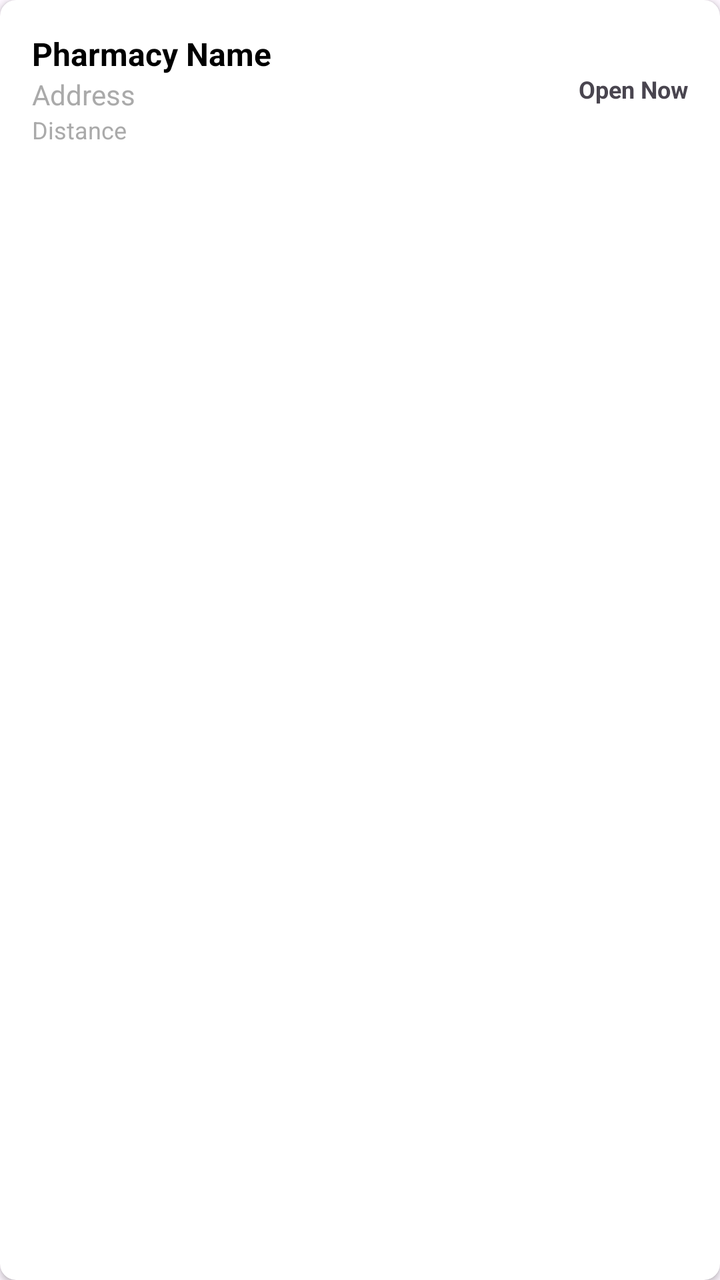
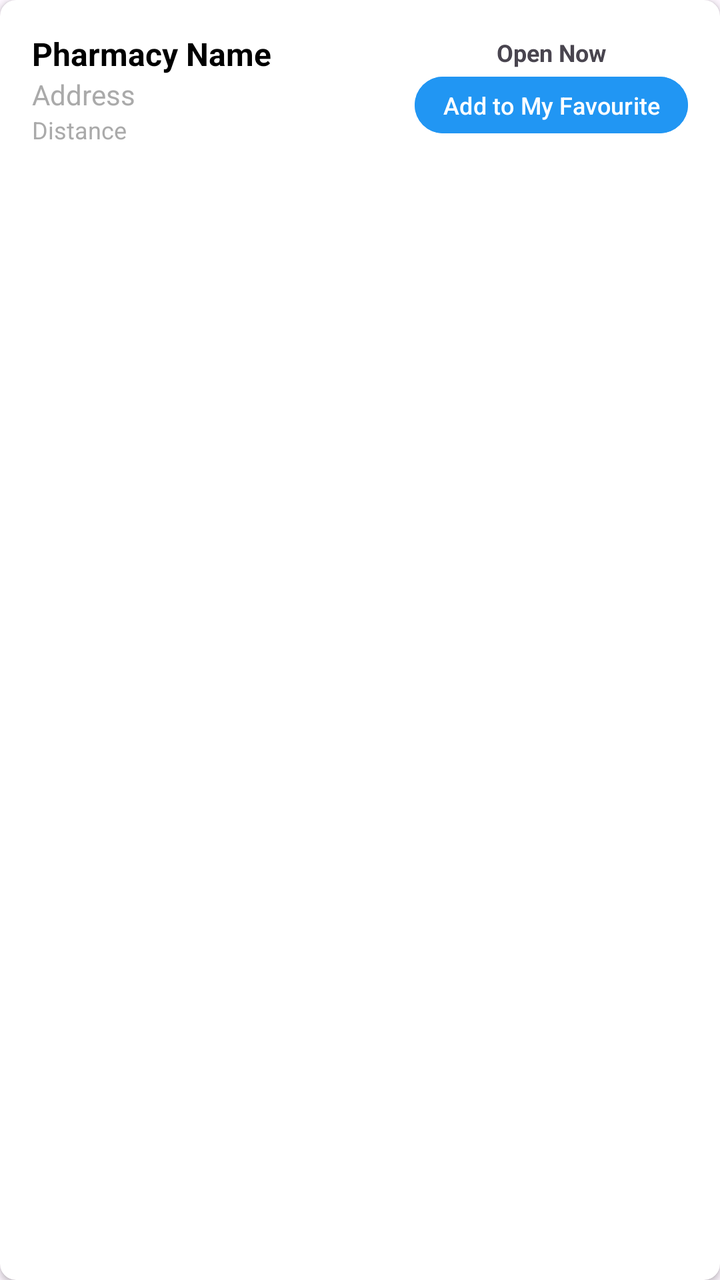

Two renders of the same Android screen: before a commit and after it. Below are the layout's source before the change and the commit's diff.
<!-- AndroidManifest.xml: application theme Theme.MediNear -->
<!-- res/layout/item_pharmacy.xml -->
<?xml version="1.0" encoding="utf-8"?>
<androidx.cardview.widget.CardView xmlns:android="http://schemas.android.com/apk/res/android"
    xmlns:app="http://schemas.android.com/apk/res-auto"
    android:layout_width="match_parent"
    android:layout_height="wrap_content"
    android:layout_marginBottom="8dp"
    app:cardCornerRadius="8dp"
    app:cardElevation="2dp">

    <LinearLayout
        android:layout_width="match_parent"
        android:layout_height="wrap_content"
        android:orientation="vertical"
        android:padding="16dp">

        <LinearLayout
            android:layout_width="match_parent"
            android:layout_height="wrap_content"
            android:orientation="horizontal"
            android:gravity="center_vertical">

            <LinearLayout
                android:layout_width="0dp"
                android:layout_height="wrap_content"
                android:layout_weight="1"
                android:orientation="vertical">

                <TextView
                    android:id="@+id/tvPharmacyName"
                    android:layout_width="match_parent"
                    android:layout_height="wrap_content"
                    android:text="Pharmacy Name"
                    android:textSize="16sp"
                    android:textStyle="bold"
                    android:textColor="@android:color/black" />

                <TextView
                    android:id="@+id/tvPharmacyAddress"
                    android:layout_width="match_parent"
                    android:layout_height="wrap_content"
                    android:text="Address"
                    android:textSize="14sp"
                    android:textColor="@android:color/darker_gray" />

                <TextView
                    android:id="@+id/tvPharmacyDistance"
                    android:layout_width="match_parent"
                    android:layout_height="wrap_content"
                    android:text="Distance"
                    android:textSize="12sp"
                    android:textColor="@android:color/darker_gray" />

            </LinearLayout>

            <LinearLayout
                android:layout_width="wrap_content"
                android:layout_height="wrap_content"
                android:orientation="vertical"
                android:gravity="end">

                <TextView
                    android:id="@+id/tvPharmacyStatus"
                    android:layout_width="wrap_content"
                    android:layout_height="wrap_content"
                    android:text="Open Now"
                    android:textSize="12sp"
                    android:textStyle="bold" />

                <RatingBar
                    android:id="@+id/ratingBar"
                    android:layout_width="wrap_content"
                    android:layout_height="wrap_content"
                    android:numStars="5"
                    android:stepSize="0.5"
                    android:rating="4.0"
                    android:isIndicator="true"
                    android:visibility="gone" />

            </LinearLayout>

        </LinearLayout>

    </LinearLayout>

</androidx.cardview.widget.CardView>
<!-- resources referenced by this layout -->
<resources>
  <style name="Theme.MediNear" parent="Base.Theme.MediNear" />
  <style name="Base.Theme.MediNear" parent="Theme.Material3.DayNight.NoActionBar">
          
          
      </style>
</resources>

<!-- the commit's change to res/layout/item_pharmacy.xml (unified diff, before → after) -->
@@ -16,9 +16,10 @@
         <LinearLayout
             android:layout_width="match_parent"
             android:layout_height="wrap_content"
-            android:orientation="horizontal"
-            android:gravity="center_vertical">
+            android:gravity="center_vertical"
+            android:orientation="horizontal">
 
+            
             <LinearLayout
                 android:layout_width="0dp"
                 android:layout_height="wrap_content"
@@ -30,33 +31,34 @@
                     android:layout_width="match_parent"
                     android:layout_height="wrap_content"
                     android:text="Pharmacy Name"
+                    android:textColor="@android:color/black"
                     android:textSize="16sp"
-                    android:textStyle="bold"
-                    android:textColor="@android:color/black" />
+                    android:textStyle="bold" />
 
                 <TextView
                     android:id="@+id/tvPharmacyAddress"
                     android:layout_width="match_parent"
                     android:layout_height="wrap_content"
                     android:text="Address"
-                    android:textSize="14sp"
-                    android:textColor="@android:color/darker_gray" />
+                    android:textColor="@android:color/darker_gray"
+                    android:textSize="14sp" />
 
                 <TextView
                     android:id="@+id/tvPharmacyDistance"
                     android:layout_width="match_parent"
                     android:layout_height="wrap_content"
                     android:text="Distance"
-                    android:textSize="12sp"
-                    android:textColor="@android:color/darker_gray" />
+                    android:textColor="@android:color/darker_gray"
+                    android:textSize="12sp" />
 
             </LinearLayout>
 
+            
             <LinearLayout
                 android:layout_width="wrap_content"
                 android:layout_height="wrap_content"
-                android:orientation="vertical"
-                android:gravity="end">
+                android:gravity="center_horizontal"
+                android:orientation="vertical">
 
                 <TextView
                     android:id="@+id/tvPharmacyStatus"
@@ -70,10 +72,36 @@
                     android:id="@+id/ratingBar"
                     android:layout_width="wrap_content"
                     android:layout_height="wrap_content"
+                    android:isIndicator="true"
                     android:numStars="5"
+                    android:rating="4.0"
                     android:stepSize="0.5"
-                    android:rating="4.0"
-                    android:isIndicator="true"
+                    android:visibility="gone" />
+
+                <Button
+                    android:id="@+id/btnFavouriteAction"
+                    android:layout_width="wrap_content"
+                    android:layout_height="wrap_content"
+                    android:text="Add to My Favourite"
+                    android:textAllCaps="false"
+                    android:textSize="12sp"
+                    android:minWidth="0dp"
+                    android:minHeight="0dp"
+                    android:paddingStart="14dp"
+                    android:paddingEnd="14dp"
+                    android:paddingTop="6dp"
+                    android:paddingBottom="6dp"
+                    android:backgroundTint="@color/primary_color"
+                    android:textColor="@android:color/white" />
+
+                <ImageButton
+                    android:id="@+id/btnDeletePharmacy"
+                    android:layout_width="32dp"
+                    android:layout_height="32dp"
+                    android:layout_marginTop="4dp"
+                    android:background="@android:color/transparent"
+                    android:contentDescription="Delete pharmacy"
+                    android:padding="2dp"
                     android:visibility="gone" />
 
             </LinearLayout>
<!-- resource entries referenced after the edit -->
@@ -1,5 +1,6 @@
 <!-- resources referenced by this layout -->
 <resources>
+  <color name="primary_color">#2196F3</color>
   <style name="Theme.MediNear" parent="Base.Theme.MediNear" />
   <style name="Base.Theme.MediNear" parent="Theme.Material3.DayNight.NoActionBar">
           
